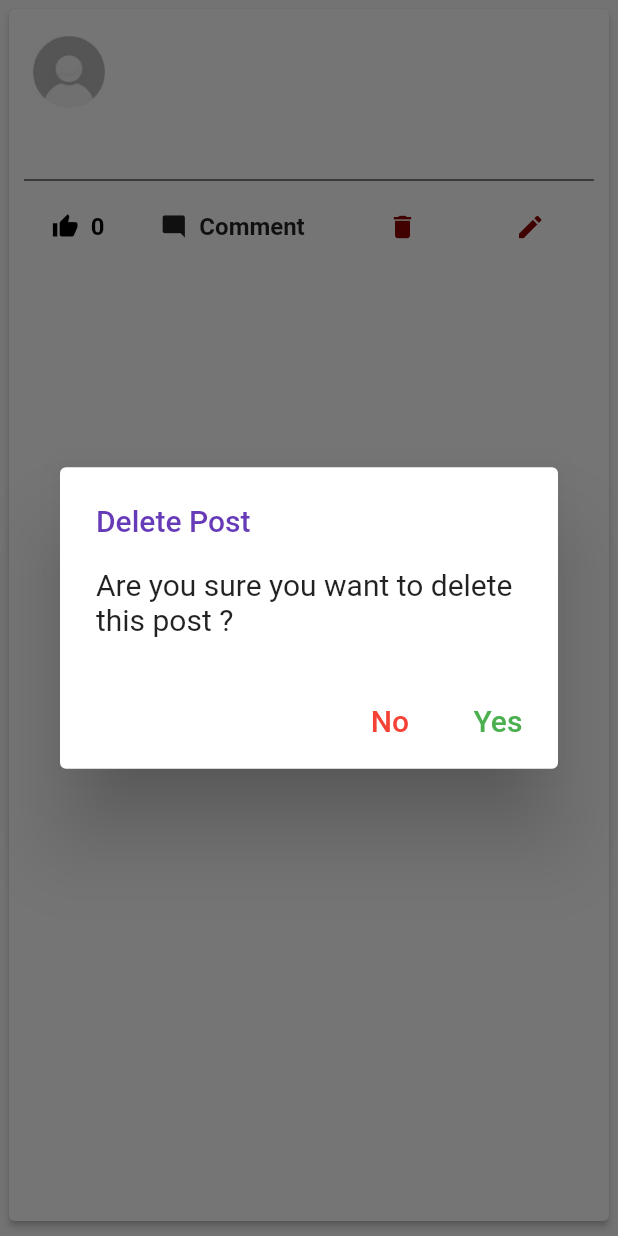
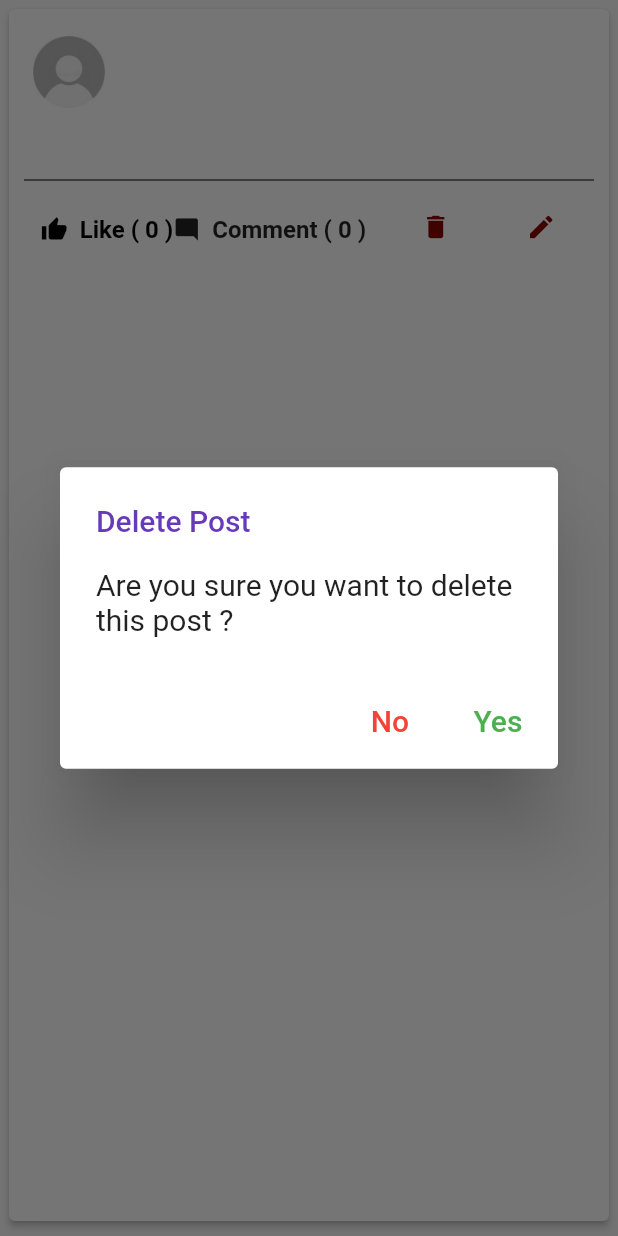
Before and after one commit to Ghadaaljariwi/iRecycle, a Flutter app: the ProfileThreadItem widget shown alone on an empty page, opened directly with empty values, after a tap on the "delete" icon, on a phone screen of 412 x 824 dp. Run offline on Flutter 3.47's test engine with Material 2 defaults, Android fonts, the phone set to English and light mode, and no system bars; our stand-ins replace bloc, cached_network_image, cloud_firestore, cross_file, equatable, firebase_auth and 13 more; accounts and stored records are empty; network calls fail.

Commit message:
profile update

```diff
--- a/lib/models/profileThreadItem.dart
+++ b/lib/models/profileThreadItem.dart
@@ -15,15 +15,20 @@ import 'package:permission_handler/permission_handler.dart';
 import '../controllers/FBCloudStore.dart';
 import '../controllers/FBStorage.dart';
 
+List pubLikeList = [];
+
 class ProfileThreadItem extends StatefulWidget {
   final BuildContext parentContext;
   final DocumentSnapshot data;
 
   final bool isFromThread;
   final int commentCount;
+  final int likeCount;
+
   ProfileThreadItem(
       {required this.data,
       required this.isFromThread,
+      required this.likeCount,
       required this.commentCount,
       required this.parentContext});
 
@@ -43,8 +48,60 @@ void showToastMessage(String message) {
 
 class _ProfileThreadItem extends State<ProfileThreadItem> {
   @override
+  late int _likeCount;
   void initState() {
+    _likeCount = widget.data['postLikeCount'];
     super.initState();
+  }
+
+  void _updateLikeCount(bool isLikePost) async {
+    if (isLikePost) {
+      setState(() {
+        pubLikeList.remove(widget.data['postID']);
+        print(pubLikeList);
+      });
+      FirebaseFirestore.instance
+          .collection('users')
+          .doc(widget.data['userID'])
+          .update({'likeList': pubLikeList});
+
+      DocumentReference likeReference = FirebaseFirestore.instance
+          .collection('thread')
+          .doc(widget.data['postID'])
+          .collection('like')
+          .doc(widget.data['userID']);
+
+      await FirebaseFirestore.instance
+          .runTransaction((Transaction myTransaction) async {
+        await myTransaction.delete(likeReference);
+      });
+    } else {
+      setState(() {
+        pubLikeList.add(widget.data['postID']);
+        print(pubLikeList);
+      });
+      FirebaseFirestore.instance
+          .collection('users')
+          .doc(widget.data['userID'])
+          .update({'likeList': pubLikeList});
+      await FirebaseFirestore.instance
+          .collection('thread')
+          .doc(widget.data['postID'])
+          .collection('like')
+          .doc(widget.data['userID'])
+          .set({
+        'userName': widget.data['userID'],
+      });
+    }
+
+    FirebaseFirestore.instance
+        .collection('thread')
+        .doc(widget.data['postID'])
+        .update({'postLikeCount': FieldValue.increment(isLikePost ? -1 : 1)});
+
+    setState(() {
+      isLikePost ? _likeCount-- : _likeCount++;
+    });
   }
 
   void _showDialog() {
@@ -144,6 +201,8 @@ class _ProfileThreadItem extends State<ProfileThreadItem> {
                   ],
                 ),
               ),
+              /////////////////
+              //contnet
               GestureDetector(
                 onTap: () {},
                 child: Padding(
@@ -174,6 +233,8 @@ class _ProfileThreadItem extends State<ProfileThreadItem> {
                 child: Row(
                   mainAxisAlignment: MainAxisAlignment.spaceAround,
                   children: <Widget>[
+                    //likes
+                    /*
                     GestureDetector(
                       onTap: () {},
                       child: Row(
@@ -192,6 +253,7 @@ class _ProfileThreadItem extends State<ProfileThreadItem> {
                         ],
                       ),
                     ),
+                    //comments
                     GestureDetector(
                       onTap: () {},
                       child: Row(
@@ -208,6 +270,79 @@ class _ProfileThreadItem extends State<ProfileThreadItem> {
                         ],
                       ),
                     ),
+                    */
+                    Padding(
+                      padding: const EdgeInsets.only(top: 6.0, bottom: 2.0),
+                      child: Row(
+                        mainAxisAlignment: MainAxisAlignment.spaceAround,
+                        children: <Widget>[
+                          GestureDetector(
+                            onTap: () => _updateLikeCount(pubLikeList != null &&
+                                    pubLikeList.contains(widget.data['postID'])
+                                ? true
+                                : false),
+                            child: Row(
+                              children: <Widget>[
+                                Icon(Icons.thumb_up,
+                                    size: 18,
+                                    color: pubLikeList
+                                            .contains(widget.data['postID'])
+                                        ? Colors.blue[900]
+                                        : Colors.black),
+                                Padding(
+                                  padding: const EdgeInsets.only(left: 8.0),
+                                  child: Text(
+                                    'Like ( ${_likeCount} )',
+                                    style: TextStyle(
+                                        fontSize: 16,
+                                        fontWeight: FontWeight.bold,
+                                        color: pubLikeList
+                                                .contains(widget.data['postID'])
+                                            ? Colors.blue[900]
+                                            : Colors.black),
+                                  ),
+                                ),
+                              ],
+                            ),
+                          ),
+                          GestureDetector(
+                            onTap: () {
+                              // Navigator.of(context).push(PageRouteBuilder(
+                              //       //fullscreenDialog: true,
+                              //       pageBuilder: (BuildContext context, _, __) =>
+                              //           Comments(
+                              //         postID: widget.data['postID'],
+                              //         userID: widget.data['userID'],
+                              //       ),
+                              //     ));
+                            },
+                            child: Row(
+                              children: <Widget>[
+                                GestureDetector(
+                                  /* onTap:() => showComments(
+    context,
+    postId: widget.data['postID'],
+    ownerId: widget.data['userID'],
+    ),*/
+                                  onTap: () {},
+                                  child: Icon(Icons.mode_comment, size: 18),
+                                ),
+                                Padding(
+                                  padding: const EdgeInsets.only(left: 8.0),
+                                  child: Text(
+                                    'Comment ( ${widget.commentCount} )',
+                                    style: TextStyle(
+                                        fontSize: 16,
+                                        fontWeight: FontWeight.bold),
+                                  ),
+                                ),
+                              ],
+                            ),
+                          ),
+                        ],
+                      ),
+                    ),
+                    /////
                     GestureDetector(
                       onTap: () {},
                       child: Row(
@@ -520,6 +655,7 @@ class _EditPost extends State<EditPost> {
         .doc(FirebaseAuth.instance.currentUser!.uid)
         .snapshots()
         .listen((DocumentSnapshot snapshot) {
+      pubLikeList = snapshot.get("likeList");
       name = snapshot.get("firstName");
       // image = snapshot.get('image');
       setState(() {});
--- a/lib/pages/edit_profile.dart
+++ b/lib/profile/edit_profile.dart
@@ -13,14 +13,14 @@ import 'package:flutter/services.dart';
 import 'package:fluttertoast/fluttertoast.dart';
 import 'package:irecycle/pages/login_page.dart';
 import 'package:irecycle/pages/splash_screen.dart';
-import 'package:irecycle/pages/profile_page.dart';
+import 'package:irecycle/profile/profile_page.dart';
 import 'package:irecycle/pages/widgets/header_widget.dart';
 import 'package:permission_handler/permission_handler.dart';
 
 import '../common/theme_helper.dart';
 import '../common/utils.dart';
 import '../controllers/FBStorage.dart';
-import 'registration_page.dart';
+import '../pages/registration_page.dart';
 
 class EditProfile extends StatefulWidget {
   final String currentUserId = FirebaseAuth.instance.currentUser!.uid;
```
Also changed, not shown: lib/pages/homes.dart (+2 -5 lines), lib/profile/profile_page.dart (renamed from lib/pages/profile_page.dart, +61 -3 lines).
